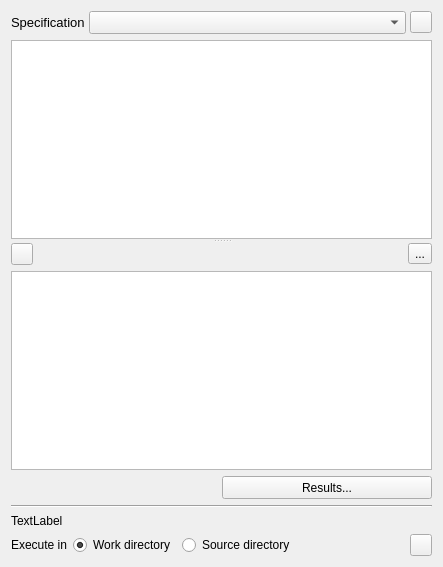
Before: the Qt Designer form spine_items/tool/ui/tool_properties.ui in spine-tools/spine-items, drawn with Qt 5.
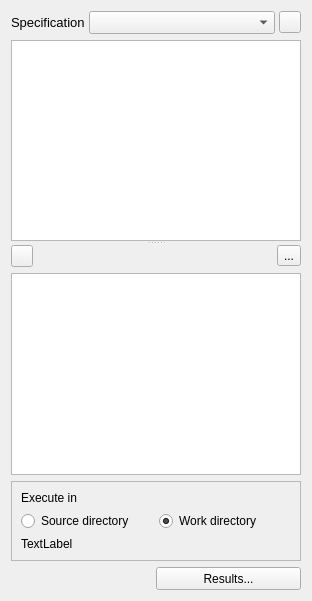
After: the same form once the commit is applied. Icons and pictures are not drawn. Custom widgets are drawn as their Qt base class.

Commit message: Remove boiler plate code to open item directory

Patch:
```diff
--- a/spine_items/tool/ui/tool_properties.ui
+++ b/spine_items/tool/ui/tool_properties.ui
@@ -18,8 +18,8 @@
    <rect>
     <x>0</x>
     <y>0</y>
-    <width>443</width>
-    <height>567</height>
+    <width>312</width>
+    <height>601</height>
    </rect>
   </property>
   <property name="windowTitle">
@@ -250,6 +250,53 @@
      </widget>
     </widget>
    </item>
+   <item>
+    <widget class="QFrame" name="frame">
+     <property name="frameShape">
+      <enum>QFrame::StyledPanel</enum>
+     </property>
+     <property name="frameShadow">
+      <enum>QFrame::Raised</enum>
+     </property>
+     <layout class="QVBoxLayout" name="verticalLayout_2">
+      <item>
+       <widget class="QLabel" name="label_2">
+        <property name="text">
+         <string>Execute in</string>
+        </property>
+       </widget>
+      </item>
+      <item>
+       <layout class="QHBoxLayout" name="horizontalLayout">
+        <item>
+         <widget class="QRadioButton" name="radioButton_execute_in_source">
+          <property name="text">
+           <string>Source directory</string>
+          </property>
+         </widget>
+        </item>
+        <item>
+         <widget class="QRadioButton" name="radioButton_execute_in_work">
+          <property name="text">
+           <string>Work directory</string>
+          </property>
+          <property name="checked">
+           <bool>true</bool>
+          </property>
+         </widget>
+        </item>
+       </layout>
+      </item>
+      <item>
+       <widget class="QLabel" name="label_jupyter">
+        <property name="text">
+         <string>TextLabel</string>
+        </property>
+       </widget>
+      </item>
+     </layout>
+    </widget>
+   </item>
    <item>
     <layout class="QHBoxLayout" name="horizontalLayout_11">
      <property name="spacing">
@@ -298,84 +345,6 @@
      </item>
     </layout>
    </item>
-   <item>
-    <widget class="Line" name="line_4">
-     <property name="orientation">
-      <enum>Qt::Horizontal</enum>
-     </property>
-    </widget>
-   </item>
-   <item>
-    <widget class="QLabel" name="label_jupyter">
-     <property name="text">
-      <string>TextLabel</string>
-     </property>
-    </widget>
-   </item>
-   <item>
-    <layout class="QHBoxLayout" name="horizontalLayout_15" stretch="0,0,0,0,0">
-     <item>
-      <widget class="QLabel" name="label_2">
-       <property name="text">
-        <string>Execute in</string>
-       </property>
-      </widget>
-     </item>
-     <item>
-      <widget class="QRadioButton" name="radioButton_execute_in_work">
-       <property name="text">
-        <string>Work directory</string>
-       </property>
-       <property name="checked">
-        <bool>true</bool>
-       </property>
-      </widget>
-     </item>
-     <item>
-      <widget class="QRadioButton" name="radioButton_execute_in_source">
-       <property name="text">
-        <string>Source directory</string>
-       </property>
-      </widget>
-     </item>
-     <item>
-      <spacer name="horizontalSpacer_8">
-       <property name="orientation">
-        <enum>Qt::Horizontal</enum>
-       </property>
-       <property name="sizeHint" stdset="0">
-        <size>
-         <width>40</width>
-         <height>20</height>
-        </size>
-       </property>
-      </spacer>
-     </item>
-     <item>
-      <widget class="QToolButton" name="toolButton_tool_open_dir">
-       <property name="minimumSize">
-        <size>
-         <width>22</width>
-         <height>22</height>
-        </size>
-       </property>
-       <property name="maximumSize">
-        <size>
-         <width>22</width>
-         <height>22</height>
-        </size>
-       </property>
-       <property name="toolTip">
-        <string>&lt;html&gt;&lt;head/&gt;&lt;body&gt;&lt;p&gt;Open this Tool's project directory in file browser&lt;/p&gt;&lt;/body&gt;&lt;/html&gt;</string>
-       </property>
-       <property name="icon">
-        <iconset resource="../../ui/resources/resources_icons.qrc">
-         <normaloff>:/icons/folder-open-regular.svg</normaloff>:/icons/folder-open-regular.svg</iconset>
-       </property>
-      </widget>
-     </item>
-    </layout>
-   </item>
   </layout>
  </widget>
  <customwidgets>
```
Left out of the diff: 1 changed line with no effect on the pictures. The commit also changes 27 other files.
